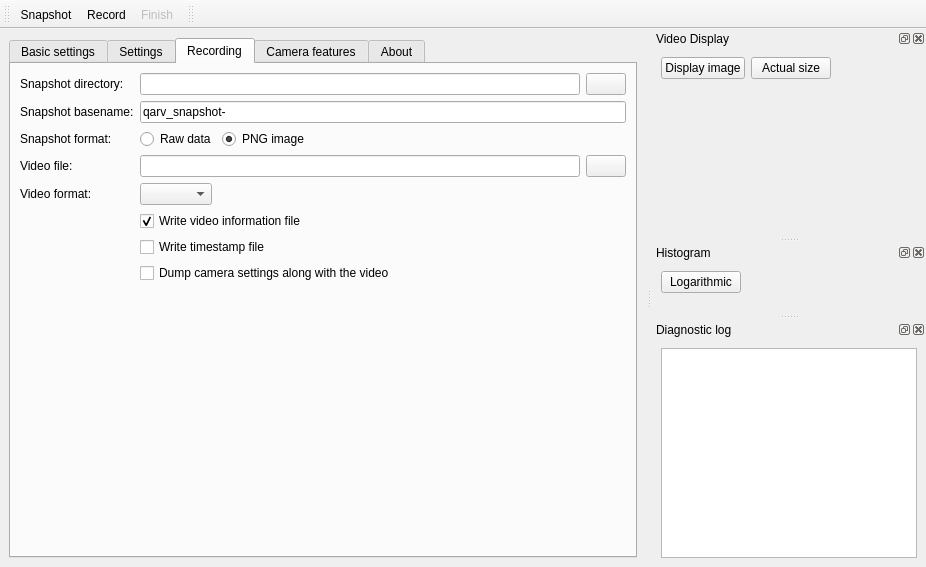
Old version of the form src/mainwindow.ui in the repository AD-Vega/qarv.
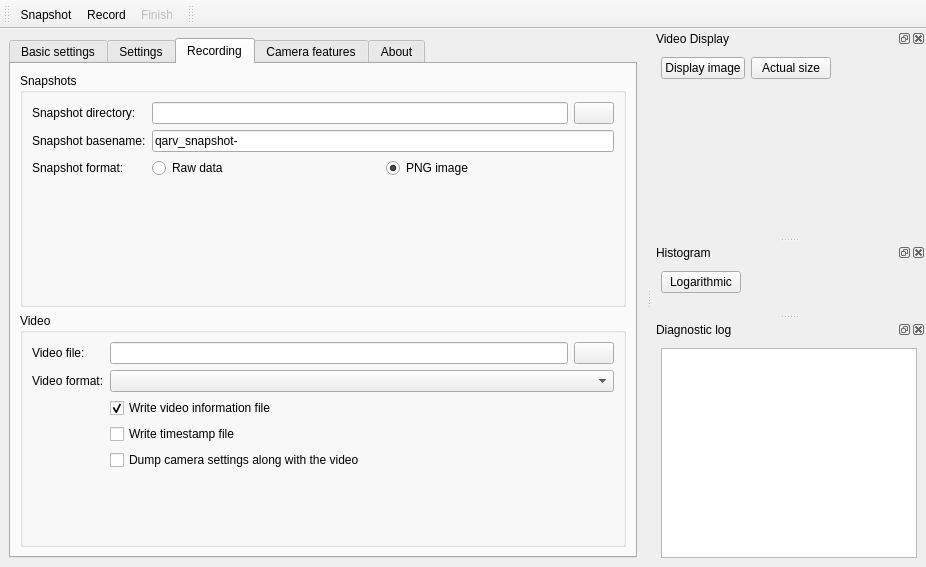
New version of the form. The open tabs and pages were chosen to show the change. Icons and pictures are not drawn. Custom widgets are drawn as their Qt base class.

Commit message: Add separation to the recording tab.

What changed in the file:
```diff
--- a/src/mainwindow.ui
+++ b/src/mainwindow.ui
@@ -709,18 +709,21 @@
        <attribute name="title">
         <string>Recording</string>
        </attribute>
-       <layout class="QFormLayout" name="formLayout_4">
-        <property name="fieldGrowthPolicy">
-         <enum>QFormLayout::ExpandingFieldsGrow</enum>
-        </property>
-        <item row="2" column="0">
+       <layout class="QVBoxLayout" name="verticalLayout_11">
+        <item>
+         <widget class="QGroupBox" name="snapshotBox">
+          <property name="title">
+           <string>Snapshots</string>
+          </property>
+          <layout class="QFormLayout" name="formLayout_5">
+           <item row="0" column="0">
          <widget class="QLabel" name="label_15">
           <property name="text">
            <string>Snapshot directory:</string>
           </property>
          </widget>
         </item>
-        <item row="2" column="1">
+           <item row="0" column="1">
          <layout class="QHBoxLayout" name="horizontalLayout_8">
           <item>
            <widget class="QLineEdit" name="snappathEdit">
@@ -746,14 +749,14 @@
           </item>
          </layout>
         </item>
-        <item row="3" column="0">
+           <item row="1" column="0">
          <widget class="QLabel" name="label_21">
           <property name="text">
            <string>Snapshot basename:</string>
           </property>
          </widget>
         </item>
-        <item row="3" column="1">
+           <item row="1" column="1">
          <widget class="QLineEdit" name="snapbasenameEdit">
           <property name="toolTip">
            <string>Snapshot file names will begin with this basename and will have the current date and time appended.</string>
@@ -763,14 +766,14 @@
           </property>
          </widget>
         </item>
-        <item row="4" column="0">
+           <item row="2" column="0">
          <widget class="QLabel" name="label_16">
           <property name="text">
            <string>Snapshot format:</string>
           </property>
          </widget>
         </item>
-        <item row="4" column="1">
+           <item row="2" column="1">
          <layout class="QHBoxLayout" name="horizontalLayout_11">
           <item>
            <widget class="QRadioButton" name="snapshotRaw">
@@ -803,14 +806,23 @@
           </item>
          </layout>
         </item>
-        <item row="5" column="0">
+          </layout>
+         </widget>
+        </item>
+        <item>
+         <widget class="QGroupBox" name="videoBox">
+          <property name="title">
+           <string>Video</string>
+          </property>
+          <layout class="QFormLayout" name="formLayout_6">
+           <item row="0" column="0">
          <widget class="QLabel" name="label_12">
           <property name="text">
            <string>Video file:</string>
           </property>
          </widget>
         </item>
-        <item row="5" column="1">
+           <item row="0" column="1">
          <layout class="QHBoxLayout" name="horizontalLayout_5">
           <item>
            <widget class="QLineEdit" name="filenameEdit">
@@ -836,21 +848,21 @@
           </item>
          </layout>
         </item>
-        <item row="6" column="0">
+           <item row="1" column="0">
          <widget class="QLabel" name="label_17">
           <property name="text">
            <string>Video format:</string>
           </property>
          </widget>
         </item>
-        <item row="6" column="1">
+           <item row="1" column="1">
          <widget class="QComboBox" name="videoFormatSelector">
           <property name="toolTip">
            <string>Choose format of recorded video.</string>
           </property>
          </widget>
         </item>
-        <item row="8" column="1">
+           <item row="2" column="1">
          <widget class="QCheckBox" name="recordInfoCheck">
           <property name="toolTip">
            <string>Raw video formats do not contain any identifying information in the video file itself. If checked, an additional file with a .qarv extension will be created and will contain video format information. This file can be opened with the qarv video player.</string>
@@ -863,7 +875,7 @@
           </property>
          </widget>
         </item>
-        <item row="9" column="1">
+           <item row="3" column="1">
          <widget class="QCheckBox" name="recordTimestampsCheck">
           <property name="toolTip">
            <string>An additional file with a .timestamps extension will be created and will contain frame timestamps in nanoseconds, one per line, in text form.</string>
@@ -873,7 +885,7 @@
           </property>
          </widget>
         </item>
-        <item row="10" column="1">
+           <item row="4" column="1">
          <widget class="QCheckBox" name="recordMetadataCheck">
           <property name="toolTip">
            <string>Creates an additional file with .caminfo extension. It can be loaded using Advanced settings tab.</string>
@@ -881,6 +893,9 @@
           <property name="text">
            <string>Dump camera settings along with the video</string>
           </property>
+            </widget>
+           </item>
+          </layout>
          </widget>
         </item>
        </layout>
```
Lines whose indentation alone changed are shown as unchanged.
